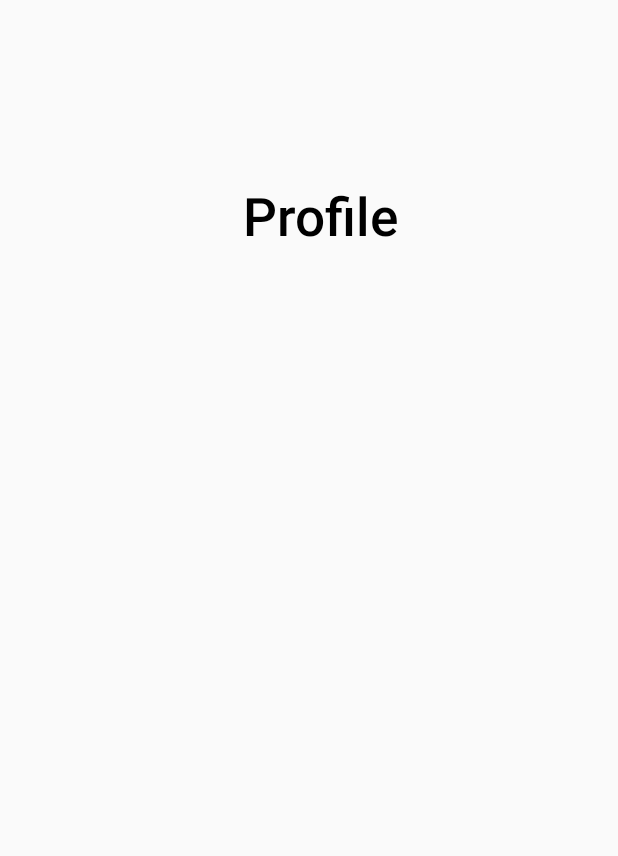
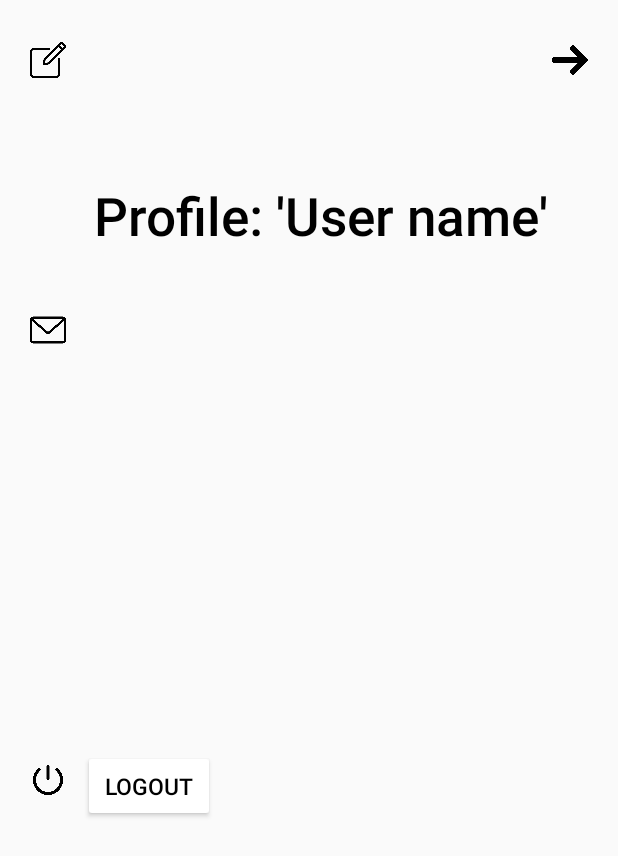
Before and after one commit to nigara144/NogaYoga, an Android app: the ProfileActivity screen opened directly, with no data from a screen before it, on a phone screen of 412 x 824 dp. Shown: the top 856 px of the screen. Run offline under Robolectric (Android 15) with nearby library versions, the phone set to English and light mode, and no system bars; our stand-ins replace Firebase (no records; nobody signed in at launch, a user with empty details on screens opened directly).

Commit message:
# User class created # Integration with firebase done # Sign up completed successfully # Login completed successfully # Email verification added # Profile and Home activities added # Logout implemented successfully # Profile screen design started

```diff
--- a/app/src/main/java/com/example/nogayoga/ProfileActivity.java
+++ b/app/src/main/java/com/example/nogayoga/ProfileActivity.java
@@ -2,13 +2,29 @@ package com.example.nogayoga;
 
 import androidx.appcompat.app.AppCompatActivity;
 
+import android.content.Intent;
 import android.os.Bundle;
+import android.view.View;
+import android.widget.Button;
+
+import com.google.firebase.auth.FirebaseAuth;
 
 public class ProfileActivity extends AppCompatActivity {
+
+    private Button logout;
 
     @Override
     protected void onCreate(Bundle savedInstanceState) {
         super.onCreate(savedInstanceState);
         setContentView(R.layout.activity_profile);
+
+        logout = (Button)findViewById(R.id.logout_button);
+        logout.setOnClickListener(new View.OnClickListener() {
+            @Override
+            public void onClick(View view) {
+                FirebaseAuth.getInstance().signOut();
+                startActivity(new Intent(ProfileActivity.this, MainActivity.class));
+            }
+        });
     }
 }
--- a/app/src/main/res/layout/activity_profile.xml
+++ b/app/src/main/res/layout/activity_profile.xml
@@ -7,19 +7,80 @@
     tools:context=".ProfileActivity">
 
     <TextView
-        android:id="@+id/logo_profile"
+        android:id="@+id/title_profile"
         android:layout_width="wrap_content"
         android:layout_height="wrap_content"
         android:layout_marginLeft="15dp"
-        android:text="Profile"
+        android:text="Profile: 'User name'"
         android:textSize="35dp"
         android:fontFamily="sans-serif-medium"
         android:textColor="@color/black"
         android:layout_marginTop="120dp"
         app:layout_constraintLeft_toLeftOf="parent"
         app:layout_constraintRight_toRightOf="parent"
-        app:layout_constraintTop_toTopOf="parent" />
+        app:layout_constraintTop_toTopOf="parent"
+        />
 
+    <ImageView
+        android:id="@+id/back_arrow"
+        android:layout_width="24dp"
+        android:layout_height="40dp"
+        android:src="@drawable/arrow"
+        android:layout_marginRight="20dp"
+        android:layout_marginTop="20dp"
+        app:layout_constraintRight_toRightOf="parent"
+        app:layout_constraintTop_toTopOf="parent"
+        />
+
+    <ImageView
+        android:id="@+id/edit_icon"
+        android:layout_width="24dp"
+        android:layout_height="40dp"
+        android:src="@drawable/edit"
+        android:layout_marginLeft="20dp"
+        android:layout_marginTop="20dp"
+        app:layout_constraintLeft_toLeftOf="parent"
+        app:layout_constraintTop_toTopOf="parent"
+        />
+
+    <ImageView
+        android:id="@+id/email_icon"
+        android:layout_width="24dp"
+        android:layout_height="40dp"
+        android:src="@drawable/email_icon"
+        android:layout_below="@id/title_profile"
+        android:layout_marginLeft="20dp"
+        android:layout_marginTop="200dp"
+        app:layout_constraintLeft_toLeftOf="parent"
+        app:layout_constraintTop_toTopOf="parent"
+        />
+
+    <ImageView
+        android:id="@+id/logout_icon"
+        android:layout_width="24dp"
+        android:layout_height="40dp"
+        android:src="@drawable/logout"
+        android:layout_below="@id/email_icon"
+        android:layout_marginLeft="20dp"
+        android:layout_marginTop="500dp"
+        app:layout_constraintLeft_toLeftOf="parent"
+        app:layout_constraintTop_toTopOf="parent"
+        />
+
+    <Button
+        android:id="@+id/logout_button"
+        android:layout_width="wrap_content"
+        android:layout_height="wrap_content"
+        android:text="Logout"
+        android:textSize="15dp"
+        android:fontFamily="sans-serif-medium"
+        android:textColor="@color/black"
+        android:layout_marginTop="500dp"
+        android:layout_marginLeft="55dp"
+        app:layout_constraintLeft_toLeftOf="parent"
+        app:layout_constraintTop_toTopOf="parent"
+        android:backgroundTint="@color/white"
+        />
 
 
 </androidx.constraintlayout.widget.ConstraintLayout>
```
Also changed, not shown: app/src/main/java/com/example/nogayoga/HomeActivity.java (+15 -0 lines), app/src/main/java/com/example/nogayoga/MainActivity.java (+9 -0 lines), app/src/main/res/layout/activity_home.xml (+16 -0 lines), app/src/main/res/drawable/arrow.png (renamed from app/src/main/res/drawable/right-arrow.png), app/src/main/res/drawable/edit.png (added), app/src/main/res/drawable/email_icon.png (added), app/src/main/res/drawable/logout.png (added).
